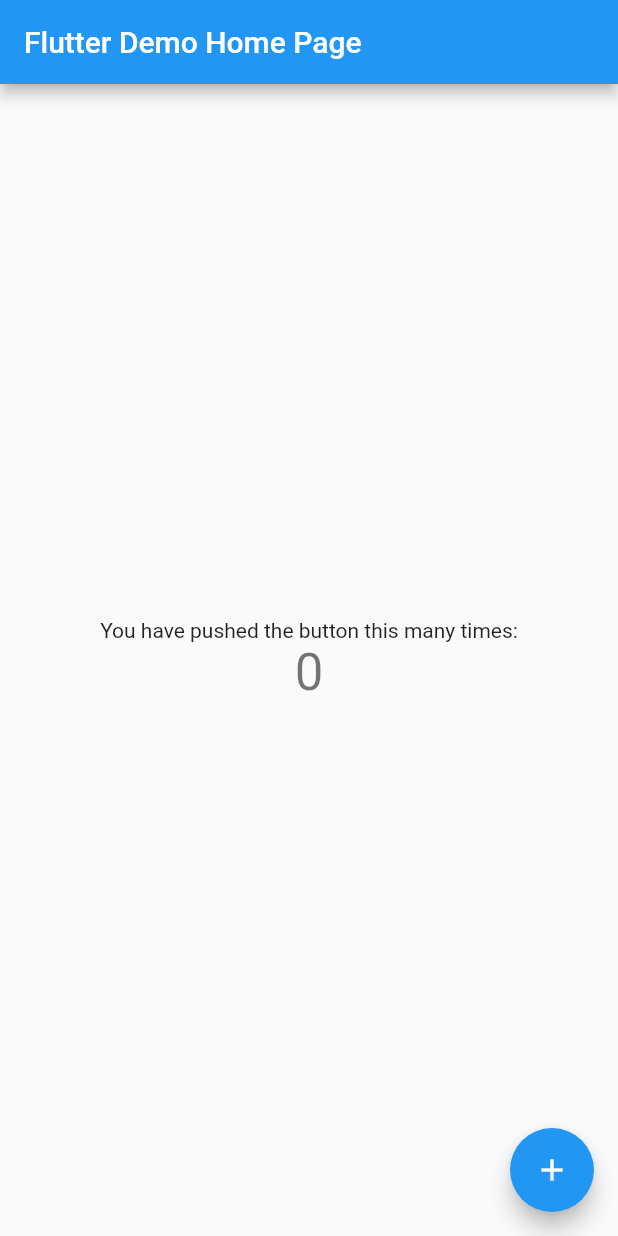
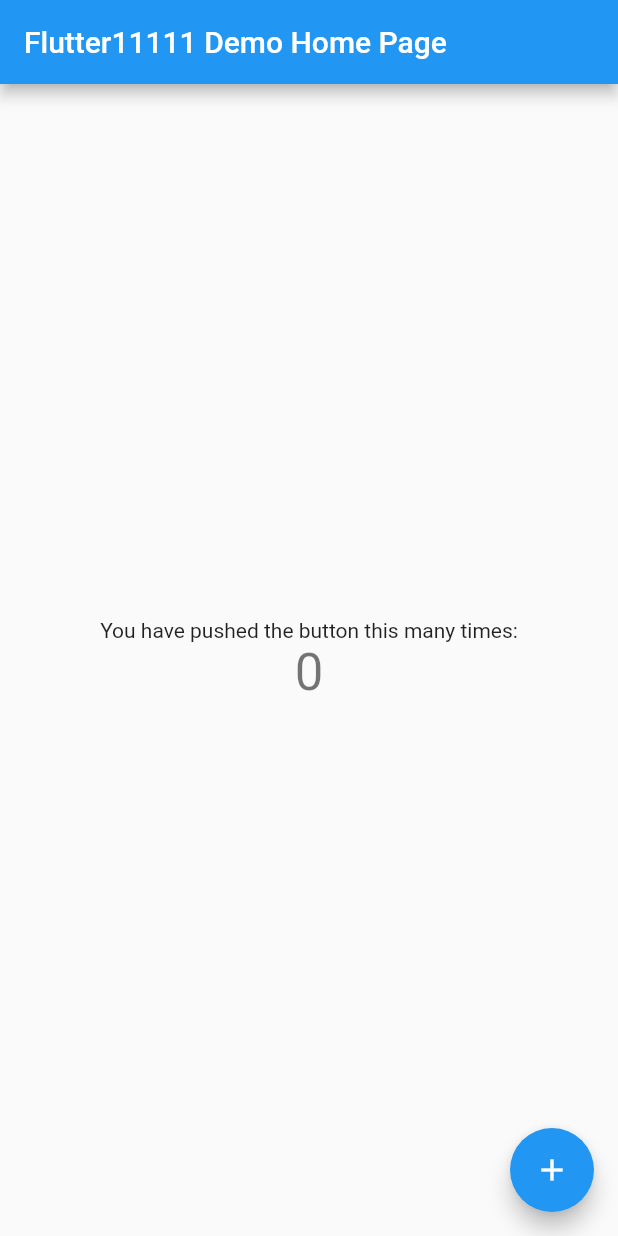
Before and after one commit to pencilwith-front/PencilWith-Front, a Flutter app: the screen it shows after launch, on a phone screen of 412 x 824 dp. Run offline on Flutter 3.47's test engine with Material 2 defaults, Android fonts, the phone set to English and light mode, and no system bars.

Commit message:
title test change

```diff
--- a/lib/main.dart
+++ b/lib/main.dart
@@ -22,7 +22,7 @@ class MyApp extends StatelessWidget {
         // is not restarted.
         primarySwatch: Colors.blue,
       ),
-      home: MyHomePage(title: 'Flutter Demo Home Page'),
+      home: MyHomePage(title: 'Flutter11111 Demo Home Page'),
     );
   }
 }
```
Also changed, not shown: 1 other file.
